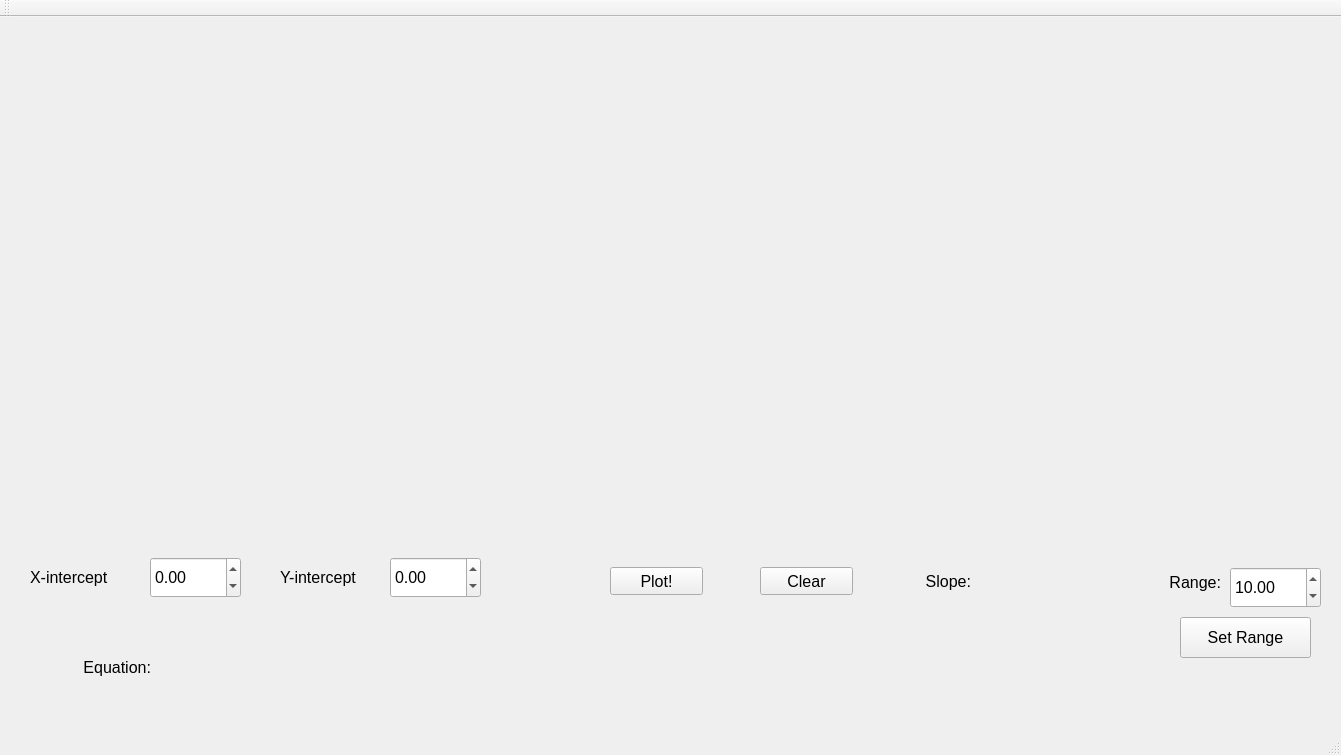
This is CustomPlot/mainwindow.ui in FrostByte266/wgrigor-graphing as Qt 5 draws it before an edit. The edited form follows.
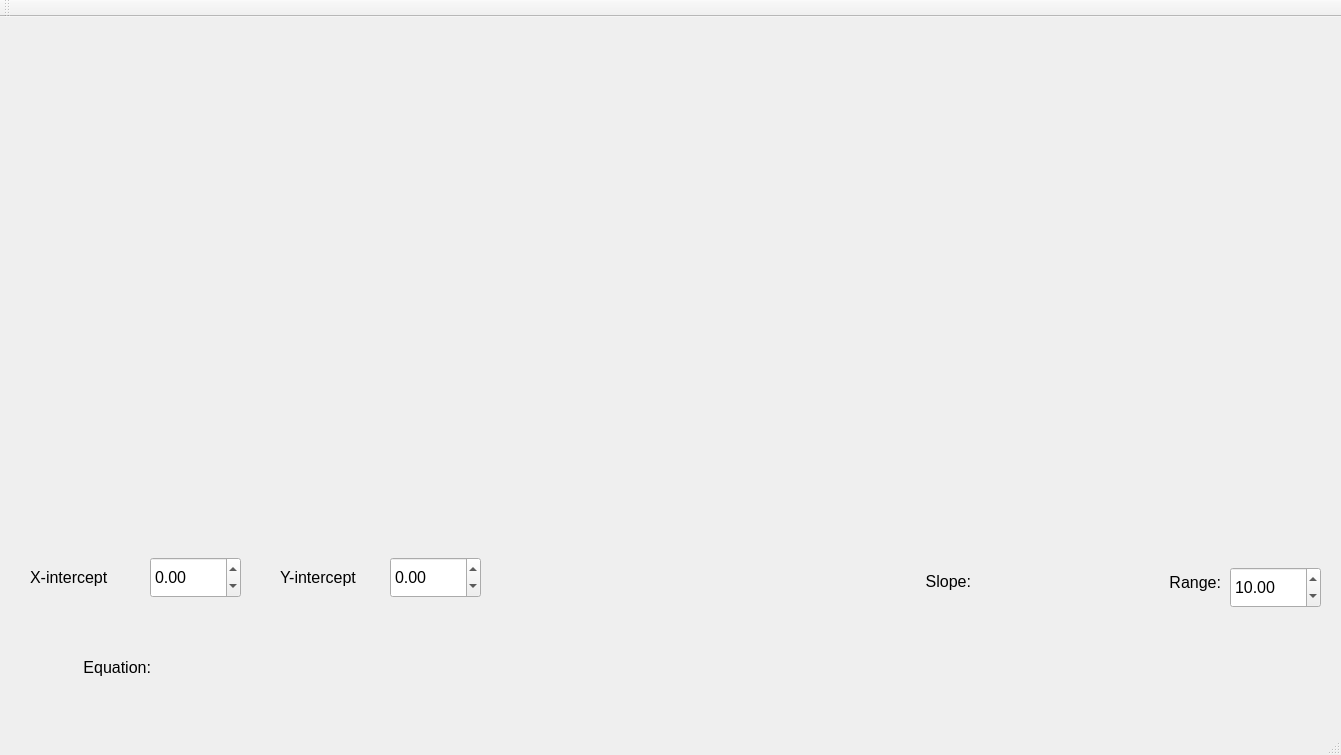
This is the edited form. Custom widgets are drawn as their Qt base class.

Commit message: Finished Auto Plot

What changed in the file:
```diff
--- a/CustomPlot/mainwindow.ui
+++ b/CustomPlot/mainwindow.ui
@@ -24,24 +24,6 @@
      </rect>
     </property>
    </widget>
-   <widget class="QPushButton" name="submitPlot">
-    <property name="geometry">
-     <rect>
-      <x>610</x>
-      <y>550</y>
-      <width>93</width>
-      <height>28</height>
-     </rect>
-    </property>
-    <property name="font">
-     <font>
-      <pointsize>12</pointsize>
-     </font>
-    </property>
-    <property name="text">
-     <string>Plot!</string>
-    </property>
-   </widget>
    <widget class="QDoubleSpinBox" name="varValYincpt">
     <property name="geometry">
      <rect>
@@ -129,24 +111,6 @@
      <string>X-intercept</string>
     </property>
    </widget>
-   <widget class="QPushButton" name="submitClear">
-    <property name="geometry">
-     <rect>
-      <x>760</x>
-      <y>550</y>
-      <width>93</width>
-      <height>28</height>
-     </rect>
-    </property>
-    <property name="font">
-     <font>
-      <pointsize>12</pointsize>
-     </font>
-    </property>
-    <property name="text">
-     <string>Clear</string>
-    </property>
-   </widget>
    <widget class="QLabel" name="slopeLabel">
     <property name="geometry">
      <rect>
@@ -276,24 +240,6 @@
      <set>Qt::AlignRight|Qt::AlignTrailing|Qt::AlignVCenter</set>
     </property>
    </widget>
-   <widget class="QPushButton" name="submitRange">
-    <property name="geometry">
-     <rect>
-      <x>1180</x>
-      <y>600</y>
-      <width>131</width>
-      <height>41</height>
-     </rect>
-    </property>
-    <property name="font">
-     <font>
-      <pointsize>12</pointsize>
-     </font>
-    </property>
-    <property name="text">
-     <string>Set Range</string>
-    </property>
-   </widget>
   </widget>
   <widget class="QMenuBar" name="menuBar">
    <property name="geometry">
```
Left out of the diff: 2 changed lines with no effect on the pictures. The commit also changes 2 other files.
